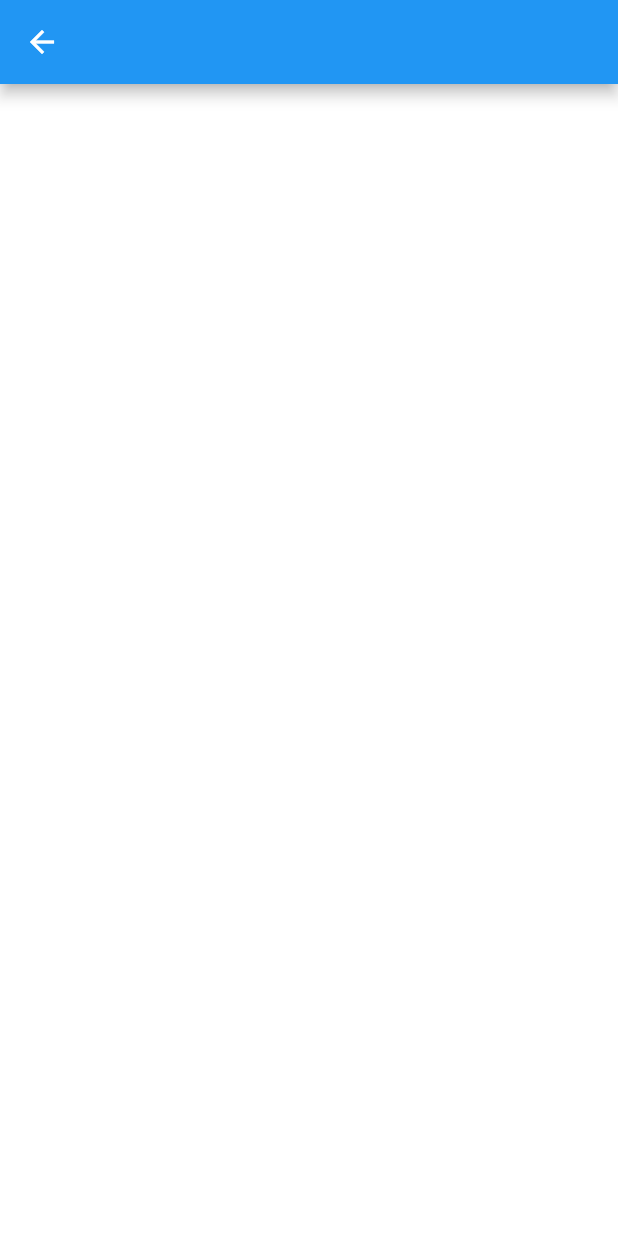
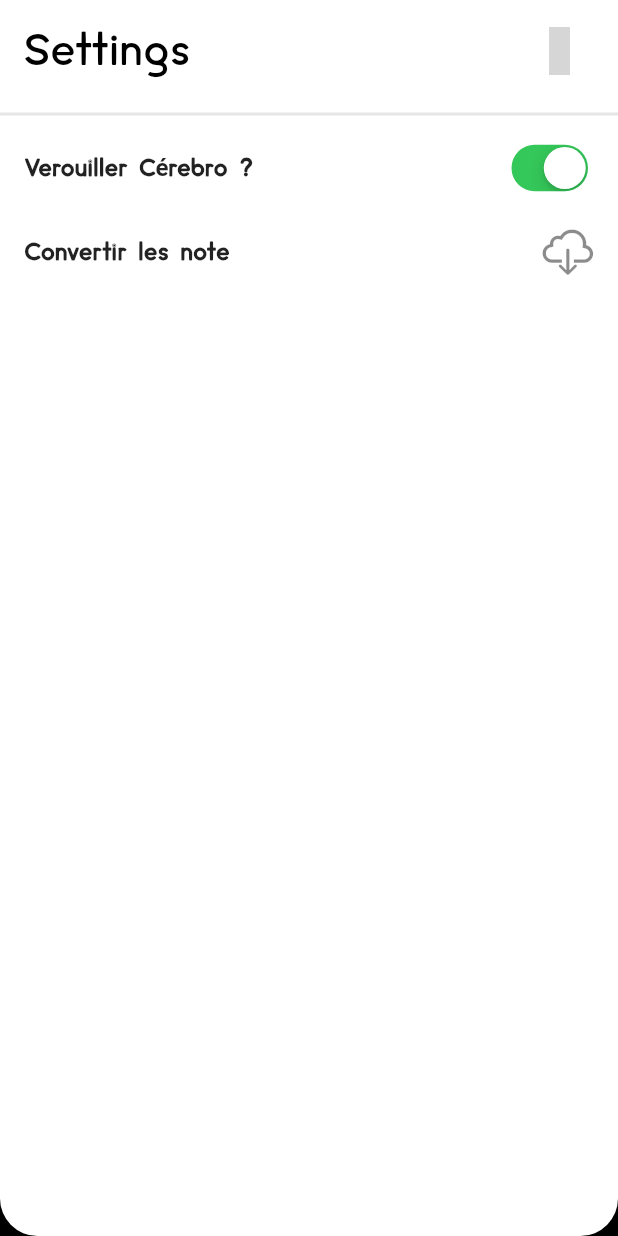
Before and after one commit to c3k4ah/Cerebro, a Flutter app: the Setting screen opened by its route, on a phone screen of 412 x 824 dp. Run offline on Flutter 3.47's test engine with Material 2 defaults, Android fonts, the phone set to English and light mode, and no system bars; our stand-ins replace get, iconsax; grey boxes are pictures that could not be loaded.

Commit message:
[ADD] settings page

```diff
--- a/lib/views/home.dart
+++ b/lib/views/home.dart
@@ -5,7 +5,7 @@ import 'package:flutter/material.dart';
 import 'package:get/get.dart';
 import 'package:iconsax/iconsax.dart';
 import 'package:note_book/views/categories.dart';
-import 'package:note_book/views/note_page.dart';
+import 'package:note_book/views/settings.dart';
 import 'package:note_book/views/widgets/colors.dart';
 
 class Home extends StatefulWidget {
@@ -18,7 +18,7 @@ class Home extends StatefulWidget {
 class _HomeState extends State<Home> {
   int _selectedIndex = 0;
 
-  final _pageActu = [HomeScreen(), Categorie(), NotePage()];
+  final _pageActu = [HomeScreen(), Categorie(), Setting()];
   void _onItemTapped(int index) {
     setState(() {
       _selectedIndex = index;
--- a/lib/views/settings.dart
+++ b/lib/views/settings.dart
@@ -13,16 +13,104 @@ class Setting extends StatefulWidget {
 
 class _SettingState extends State<Setting> {
   int? groupValue = 0;
+  bool _lights = true;
+
   @override
   Widget build(BuildContext context) {
     return Scaffold(
-      backgroundColor: Colors.white,
-      appBar: AppBar(),
-      body: SizedBox(
+      backgroundColor: Colors.black,
+      body: Container(
         width: Get.width,
         height: Get.height,
-        child: Column(
-          children: [],
+        decoration: const BoxDecoration(
+            color: Colors.white,
+            borderRadius: BorderRadius.only(
+                bottomLeft: Radius.circular(25),
+                bottomRight: Radius.circular(25))),
+        child: ListView(
+          children: [
+            Container(
+              margin: const EdgeInsets.symmetric(horizontal: 15, vertical: 10),
+              child: Row(
+                mainAxisAlignment: MainAxisAlignment.spaceBetween,
+                children: [
+                  const Text(
+                    "Settings",
+                    style: TextStyle(
+                        color: Colors.black,
+                        fontSize: 30,
+                        fontWeight: FontWeight.normal),
+                  ),
+                  IconButton(
+                      onPressed: () {
+                        showCupertinoModalPopup<void>(
+                          context: context,
+                          builder: (BuildContext context) =>
+                              CupertinoActionSheet(
+                            title: const Text('Title'),
+                            message: const Text('Message'),
+                            actions: <CupertinoActionSheetAction>[
+                              CupertinoActionSheetAction(
+                                child: const Text('À propos de nous'),
+                                onPressed: () {},
+                              ),
+                              CupertinoActionSheetAction(
+                                child: const Text('Quitter'),
+                                onPressed: () {},
+                              )
+                            ],
+                          ),
+                        );
+                      },
+                      icon: const Icon(
+                        Iconsax.info_circle5,
+                        color: Colors.blue,
+                        size: 33,
+                      )),
+                ],
+              ),
+            ),
+            Divider(
+              color: Colors.black.withOpacity(.1),
+              thickness: 2,
+            ),
+            Column(children: <Widget>[
+              MergeSemantics(
+                child: ListTile(
+                  title: const Text(
+                    'Verouiller Cérebro ?',
+                    style: TextStyle(fontWeight: FontWeight.bold),
+                  ),
+                  trailing: CupertinoSwitch(
+                    value: _lights,
+                    onChanged: (bool value) {
+                      setState(() {
+                        _lights = value;
+                      });
+                    },
+                  ),
+                  onTap: () {
+                    setState(() {
+                      _lights = !_lights;
+                    });
+                  },
+                ),
+              ),
+              MergeSemantics(
+                child: ListTile(
+                  title: const Text(
+                    'Convertir les note ',
+                    style: TextStyle(fontWeight: FontWeight.bold),
+                  ),
+                  trailing: const Icon(
+                    CupertinoIcons.cloud_download,
+                    size: 35,
+                  ),
+                  onTap: () {},
+                ),
+              ),
+            ])
+          ],
         ),
       ),
     );
```
